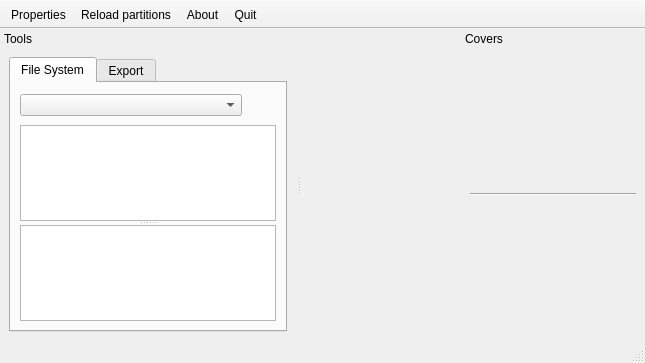
amestica/qwbfs, file qwbfs/src/UIMain.ui: the form before one commit.
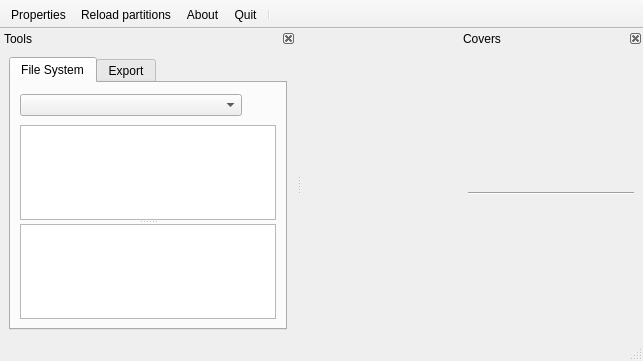
The form after the commit. Icons and pictures are not drawn. Custom widgets are drawn as their Qt base class.

```diff
--- a/qwbfs/src/UIMain.ui
+++ b/qwbfs/src/UIMain.ui
@@ -6,8 +6,8 @@
    <rect>
     <x>0</x>
     <y>0</y>
-    <width>645</width>
-    <height>363</height>
+    <width>643</width>
+    <height>361</height>
    </rect>
   </property>
   <property name="windowTitle">
@@ -42,7 +42,7 @@
   </widget>
   <widget class="QDockWidget" name="dwTools">
    <property name="features">
-    <set>QDockWidget::DockWidgetMovable</set>
+    <set>QDockWidget::DockWidgetClosable|QDockWidget::DockWidgetMovable</set>
    </property>
    <property name="allowedAreas">
     <set>Qt::LeftDockWidgetArea|Qt::RightDockWidgetArea</set>
@@ -265,6 +265,7 @@
    <addaction name="aReloadPartitions"/>
    <addaction name="aAbout"/>
    <addaction name="aQuit"/>
+   <addaction name="separator"/>
   </widget>
   <widget class="QDockWidget" name="dwCovers">
    <property name="minimumSize">
@@ -280,7 +281,7 @@
     </size>
    </property>
    <property name="features">
-    <set>QDockWidget::DockWidgetMovable</set>
+    <set>QDockWidget::DockWidgetClosable|QDockWidget::DockWidgetMovable</set>
    </property>
    <property name="allowedAreas">
     <set>Qt::LeftDockWidgetArea|Qt::RightDockWidgetArea</set>
```
Left out of the diff: 3 changed lines with no effect on the pictures.
